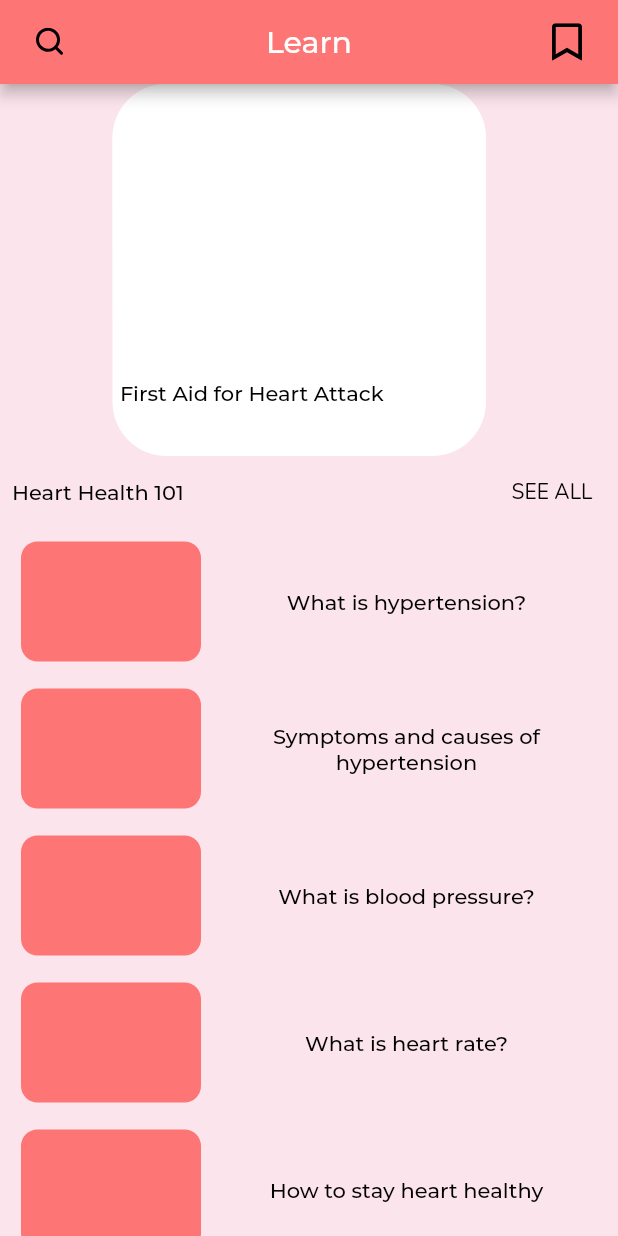
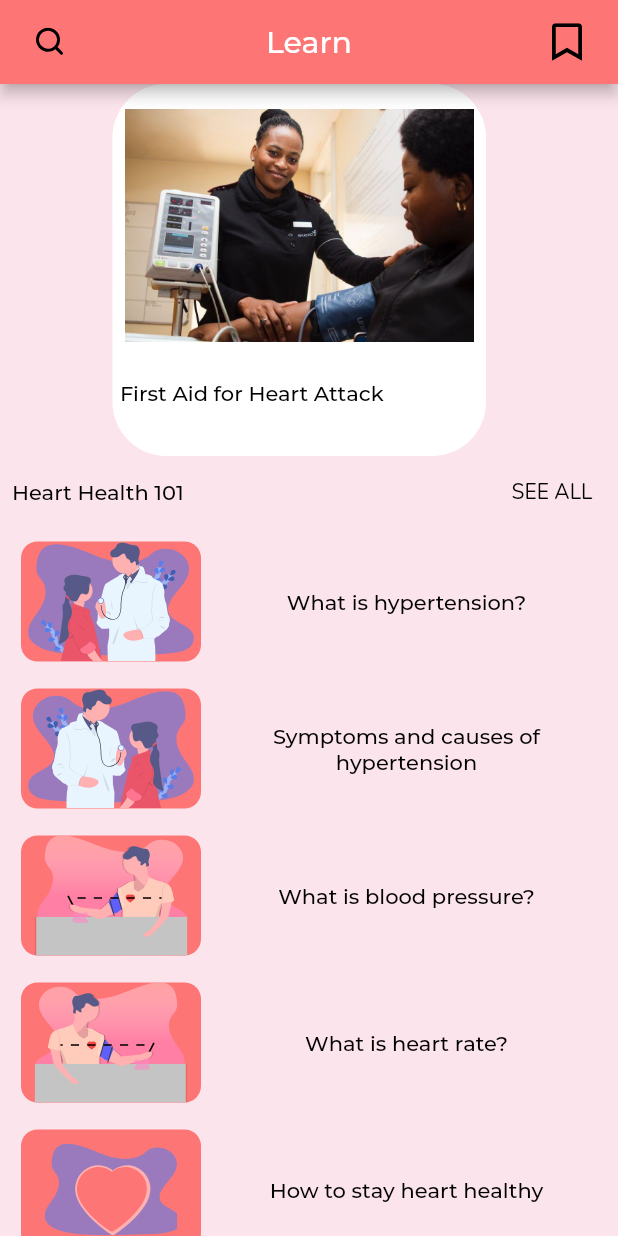
Before and after one commit to normalsteve28/flutter_research_bp_app, a Flutter app: the Learn screen opened directly, on a phone screen of 412 x 824 dp. Run offline on Flutter 3.47's test engine with Material 2 defaults, Android fonts, the light colour scheme and no system bars; our stand-ins replace flutter_svg.

Commit message:
Added images and icons to articles.

```diff
--- a/lib/tabs/learn.dart
+++ b/lib/tabs/learn.dart
@@ -67,8 +67,13 @@ class _LearnPageState extends State<LearnPage> {
               Navigator.push(
                 context,
                 MaterialPageRoute(
-                    builder: (context) => ArticleHandler(
-                        "First Aid for Heart Attack", articles[0])),
+                  builder: (context) => ArticleHandler(
+                    "First Aid for Heart Attack",
+                    articles[0],
+                    images[0],
+                    imageSource[0],
+                  ),
+                ),
               );
             },
             child: Container(
@@ -106,6 +111,11 @@ class _LearnPageState extends State<LearnPage> {
                                   end: Alignment.bottomCenter,
                                   colors: [Colors.white, Color(0x00ffffff)],
                                 ),
+                              ),
+                              child: Padding(
+                                // Image
+                                padding: const EdgeInsets.all(8.0),
+                                child: Image.asset(heartAttack),
                               ),
                             ),
                           ],
--- a/lib/tabs/learn_assets/articlelist.dart
+++ b/lib/tabs/learn_assets/articlelist.dart
@@ -1,18 +1,28 @@
 import 'package:flutter/material.dart';
+import 'package:flutter_svg/flutter_svg.dart';
 
 import 'articles.dart';
 
 class ArticleList extends StatelessWidget {
   final List<Widget> articleList = [
-    ArticleCard("What is hypertension?", articles[1]),
-    ArticleCard("Symptoms and causes of hypertension", articles[2]),
-    ArticleCard("What is blood pressure?", articles[3]),
-    ArticleCard("What is heart rate?", articles[4]),
-    ArticleCard("How to stay heart healthy", articles[5])
+    ArticleCard(
+        "What is hypertension?", articles[1], images[1], null, articleIcons[1]),
+    ArticleCard("Symptoms and causes of hypertension", articles[2], images[2],
+        null, articleIcons[2]),
+    ArticleCard("What is blood pressure?", articles[3], images[3], null,
+        articleIcons[3]),
+    ArticleCard(
+        "What is heart rate?", articles[4], images[4], null, articleIcons[4]),
+    ArticleCard("How to stay heart healthy", articles[5], images[5], null,
+        articleIcons[5])
   ];
-
+  /*
+  The list above is the list of Article Cards.
+  Article Cards handle arguments of the title
+  */
   @override
   Widget build(BuildContext context) {
+    // This builds the list view out of the articleList and makes it scrollable
     return Container(
       child: Expanded(
         child: ListView.builder(
@@ -22,15 +32,25 @@ class ArticleList extends StatelessWidget {
             return articleList[index];
           },
         ),
-    ));
+      ),
+    );
   }
 }
 
 class ArticleCard extends StatelessWidget {
+  /*
+  This handles the article cards in the Learn tab.
+  It handles the title, the article, the image, and the source of the image for the article.
+  This is done to shorten the code.
+   */
   final String title;
   final String article;
+  final String img;
+  final String imgSource;
+  final String articleIcon;
 
-  ArticleCard(this.title, this.article);
+  ArticleCard(
+      this.title, this.article, this.img, this.imgSource, this.articleIcon);
 
   @override
   Widget build(BuildContext context) {
@@ -42,12 +62,19 @@ class ArticleCard extends StatelessWidget {
             Navigator.push(
               context,
               MaterialPageRoute(
-                  builder: (context) => ArticleHandler(title, article)),
+                builder: (context) => ArticleHandler(
+                  title,
+                  article,
+                  img,
+                  imgSource,
+                ),
+              ),
             );
           },
           child: Row(
             children: [
               Container(
+                // This container is to hold the image of the article card.
                 margin: EdgeInsets.only(top: 5, bottom: 5, left: 10),
                 width: 120,
                 height: 80,
@@ -55,11 +82,18 @@ class ArticleCard extends StatelessWidget {
                   borderRadius: BorderRadius.circular(11),
                   color: Color(0xfffe7575),
                 ),
+                child: articleIcon != null
+                    ? Padding(
+                        padding: const EdgeInsets.all(0.00000000001),
+                        child: SvgPicture.asset(articleIcon),
+                      )
+                    : Container(),
               ),
               Expanded(
                 child: Column(
                   children: [
                     Text(
+                      // This text displays the title of the article card.
                       title,
                       textAlign: TextAlign.center,
                       style: TextStyle(
@@ -79,24 +113,29 @@ class ArticleCard extends StatelessWidget {
 }
 
 class ArticleHandler extends StatelessWidget {
+  /*
+  This handles the articles themselves. This is the page that shows up
+  when you press the article card. This is done to shorten the code.
+  */
   final String title;
   final String article;
+  final String img;
+  final String imgSource;
+  final String backArrow = 'assets/icons/backarrow.svg';
 
-  ArticleHandler(this.title, this.article);
+  ArticleHandler(this.title, this.article, this.img, this.imgSource);
 
   @override
   Widget build(BuildContext context) {
     return Scaffold(
-        backgroundColor: Colors.pink[50],
+      backgroundColor: Color(0xFFFFEBEB),
       appBar: AppBar(
-          backgroundColor: Color(0xffFE7575),
-          title: Text(
-            title,
-            textAlign: TextAlign.center,
-            style: TextStyle(
-              fontFamily: "Montserrat",
+        leading: IconButton(
+          icon: SvgPicture.asset(backArrow),
+          onPressed: () => Navigator.of(context).pop(),
         ),
-          ),
+        backgroundColor: Colors.transparent,
+        shadowColor: Colors.transparent,
       ),
       body: Container(
         margin: EdgeInsets.all(25),
@@ -105,14 +144,56 @@ class ArticleHandler extends StatelessWidget {
           physics: BouncingScrollPhysics(),
           child: Column(
             children: [
-                  Text(article,
+              Padding(
+                padding: const EdgeInsets.only(bottom: 20.0),
+                child: Text(
+                  // Displays title of article
+                  title,
+                  textAlign: TextAlign.center,
+                  style: TextStyle(
+                    fontFamily: "Montserrat",
+                    fontSize: 20,
+                    fontWeight: FontWeight.w800,
+                  ),
+                ),
+              ),
+              img != null
+                  ? Padding(
+                      padding: const EdgeInsets.all(1.0),
+                      child: Image.asset(img),
+                    )
+                  : Container(), // Checks if img asset directory is null to see if it should display an image or not
+              imgSource !=
+                      null // Checks if the image has a source, and displays it if it does
+                  ? Padding(
+                      padding: const EdgeInsets.only(bottom: 20.0),
+                      child: Text(
+                        "Image from $imgSource",
+                        textAlign: TextAlign.center,
+                        style: TextStyle(
+                          fontFamily: "Montserrat",
+                          fontSize: 14,
+                          fontWeight: FontWeight.w500,
+                        ),
+                      ),
+                    )
+                  : Padding(
+                      padding: const EdgeInsets.only(bottom: 20.0),
+                      child: Container(),
+                    ),
+              Text(
+                // This text displays the body of the article itself.
+                article,
                 style: TextStyle(
                   fontFamily: "Nunito",
-                        fontSize: 16,
-                        fontWeight: FontWeight.w600,
-                      )),
+                  fontSize: 18,
+                  fontWeight: FontWeight.w500,
+                ),
+              ),
             ],
           ),
-            )));
+        ),
+      ),
+    );
   }
 }
--- a/lib/tabs/learn_assets/articles.dart
+++ b/lib/tabs/learn_assets/articles.dart
@@ -1,6 +1,19 @@
 import 'package:flutter/material.dart';
 
+const heartAttack = 'assets/articleimages/heartattack.jpg';
+const hypertensionPng = 'assets/articleimages/hypertension.png';
+const bpPng = 'assets/articleimages/bloodpressure.png';
+const hypertensionSvg = 'assets/articleimages/hypertension.svg';
+const bpSvg = 'assets/articleimages/bloodpressure.svg';
+const hypertensionFlipPng = 'assets/articleimages/hypertension_flip.png';
+const hypertensionFlipSvg = 'assets/articleimages/hypertension_flip.svg';
+const heartRatePng = 'assets/articleimages/heartrate.png';
+const heartRateSvg = 'assets/articleimages/heartrate.svg';
+const heartHealthyPng = 'assets/articleimages/hearthealthy.png';
+const heartHealthySvg = 'assets/articleimages/hearthealthy.svg';
+
 final List<String> articles = [
+  // Article 1
   """\t\tA Myocardial Infarction, more commonly recognized as a Heart Attack, is a condition that disturbs your heart\’s rhythm and its ability to pump blood throughout the body.
 
     Damages of higher severity may ensue from the irregularity of the heart\’s function caused by an attack.
@@ -21,6 +34,7 @@ The procedures are as follows:
 5. Call for emergency help if pain persists after resting or 3 minutes after taking medication.
 6. Begin CPR procedures or call a local emergency number if the person is unresponsive or is not breathing.
 """,
+// Article 2
   '''   Certain conditions can lead to the events of a heart attack. One of which is a disease called hypertension.
 
     Hypertension, or High Blood Pressure, is when a person\’s blood pressure is higher than normal.
@@ -41,6 +55,7 @@ Stage 3:
 Stage 4:
     Diastolic is at 160 mm Hg or higher and systolic at 100 mm Hg or higher. This stage is the most severe and has the highest risk of coronary heart disease. Stricter changes in daily regimen are applied concerning diets, exercise, and lifestyle.
 ''',
+// Article 3
   '''   For early detection of hypertension, it is important to know the symptoms and causes.
 This allows an individual to make the necessary changes in her life for better health.
 
@@ -71,15 +86,25 @@ Causes include:
   - Old Age
   - Stress
 ''',
-  '''
-Blood pressure
+// Article 4
+  '''   To monitor health risks such as hypertension, it is necessary to observe things such as blood pressure.
+
+    Blood pressure is the force of blood circulation on the artery walls.
+It is expressed as a measurement with two numbers, with one number at the top (systolic) and on on the bottom (diastolic).
+Blood pressure is measured in units of millimeters of mercury (mmHg). An example of a blood pressure measurement is 120/80 mmHg.
+
+	  Systolic blood pressure is the force of blood against your artery walls while your ventricles squeeze and push blood out to the rest of your body.
+
+    Diastolic blood pressure is the pressure in the arteries when the heart rests between beats. This is the time when the heart fills with blood and gets oxygen.
 ''',
+// Article 5
   '''   A way to gauge your health is through the heart rate.
 
     The Heart Rate, or pulse, is the number of times your heart beats per minute. Pulses are often most prominent in areas such as the insides of the elbow, wrists, side of the neck, and top of the foot.
 
     Heart rates per individual may vary depending on factors like physical activeness and medication intake. A normal or resting heart rate ranges from 60 to 100 BPM (Beats Per Minute). This may vary with athletes. Numbers consistently above and below that range may indicate underlying problems.
 ''',
+// Article 6
   '''   The best way to maintain adequate heart health is by modifying destructive habits and including practices beneficial to your body\’s well-being.
 
     Reducing your body\’s intake of added sugars, sodium, and fats (saturated and trans) by substituting these with whole foods may help prevent the build-up of cholesterol in the arteries and provide your body with the nutrition it needs.
@@ -91,3 +116,28 @@ Additionally, a person attains a healthy weight through physical activity.
     It is also necessary to cut out habits such as smoking, excessive intake of caffeine or alcohol, and intake of illegal drugs that may aggravate your body\’s overall health and lead to a weaker functioning body.
 '''
 ];
+// ---------------------------------------------------------
+// ---------------------------------------------------------
+// ---------------------------------------------------------
+
+List<String> images = [
+  heartAttack,
+  hypertensionPng,
+  hypertensionFlipPng,
+  bpPng,
+  heartRatePng,
+  heartHealthyPng,
+];
+
+List<String> imageSource = [
+  'https://www.akeso.co.za/',
+];
+
+List<String> articleIcons = [
+  heartAttack,
+  hypertensionSvg,
+  hypertensionFlipSvg,
+  bpSvg,
+  heartRateSvg,
+  heartHealthySvg,
+];
```
Also changed, not shown: pubspec.yaml (+12 -0 lines), assets/articleimages/bloodpressure.png (added), assets/articleimages/bloodpressure.svg (added), assets/articleimages/heartattack.jpg (added), assets/articleimages/hearthealthy.png (added), assets/articleimages/hearthealthy.svg (added), assets/articleimages/heartrate.png (added), assets/articleimages/heartrate.svg (added), assets/articleimages/hypertension.png (added), assets/articleimages/hypertension.svg (added), assets/articleimages/hypertension_flip.png (added), assets/articleimages/hypertension_flip.svg (added), assets/icons/backarrow.svg (added). Lines whose indentation alone changed are shown as unchanged.
